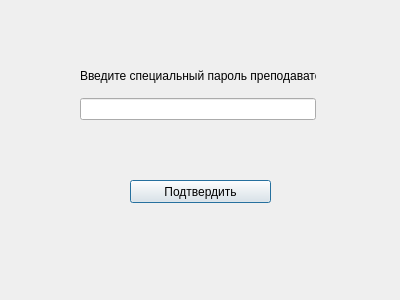
Qt form 181-331_Furman/Lab1/reg_teacher.ui (Drawishe/Furman_semester2) before a commit.
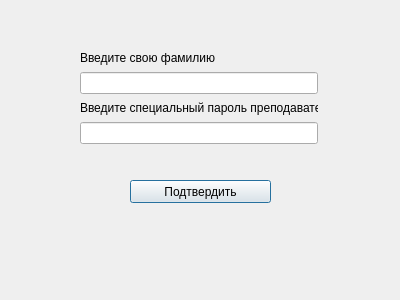
The same form after that commit.

The edit to the form file:
```diff
--- a/181-331_Furman/Lab1/reg_teacher.ui
+++ b/181-331_Furman/Lab1/reg_teacher.ui
@@ -13,28 +13,6 @@
   <property name="windowTitle">
    <string>Dialog</string>
   </property>
-  <widget class="QWidget" name="layoutWidget">
-   <property name="geometry">
-    <rect>
-     <x>80</x>
-     <y>60</y>
-     <width>236</width>
-     <height>60</height>
-    </rect>
-   </property>
-   <layout class="QVBoxLayout" name="verticalLayout">
-    <item>
-     <widget class="QLabel" name="specAuth">
-      <property name="text">
-       <string>Введите специальный пароль преподавателя</string>
-      </property>
-     </widget>
-    </item>
-    <item>
-     <widget class="QLineEdit" name="specPass"/>
-    </item>
-   </layout>
-  </widget>
   <widget class="QPushButton" name="accept_button">
    <property name="geometry">
     <rect>
@@ -48,6 +26,46 @@
     <string>Подтвердить</string>
    </property>
   </widget>
+  <widget class="QWidget" name="layoutWidget">
+   <property name="geometry">
+    <rect>
+     <x>80</x>
+     <y>50</y>
+     <width>238</width>
+     <height>94</height>
+    </rect>
+   </property>
+   <layout class="QGridLayout" name="gridLayout_2">
+    <item row="0" column="0">
+     <layout class="QGridLayout" name="gridLayout">
+      <item row="0" column="0">
+       <widget class="QLabel" name="label">
+        <property name="text">
+         <string>Введите свою фамилию</string>
+        </property>
+       </widget>
+      </item>
+      <item row="1" column="0">
+       <widget class="QLineEdit" name="nameTeach"/>
+      </item>
+     </layout>
+    </item>
+    <item row="1" column="0">
+     <layout class="QVBoxLayout" name="verticalLayout">
+      <item>
+       <widget class="QLabel" name="specAuth">
+        <property name="text">
+         <string>Введите специальный пароль преподавателя</string>
+        </property>
+       </widget>
+      </item>
+      <item>
+       <widget class="QLineEdit" name="specPass"/>
+      </item>
+     </layout>
+    </item>
+   </layout>
+  </widget>
  </widget>
  <resources/>
  <connections/>
```
